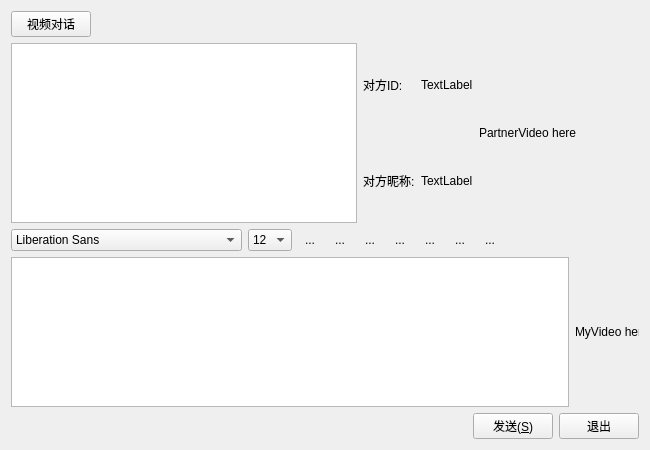
First picture: the form in Client/widget_p2p.ui, repository Psychim/Group5Pro, before the edit.
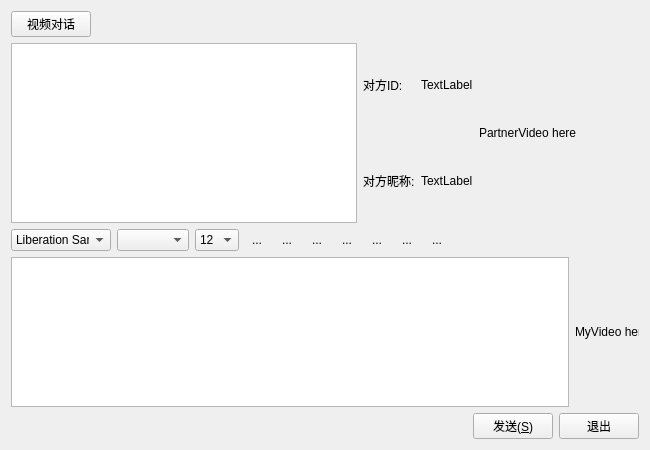
Second picture: the form after the edit. Icons and pictures are not drawn. Custom widgets are drawn as their Qt base class.

Diff of the .ui file:
```diff
--- a/Client/widget_p2p.ui
+++ b/Client/widget_p2p.ui
@@ -209,11 +209,33 @@
          <verstretch>0</verstretch>
         </sizepolicy>
        </property>
+       <property name="minimumSize">
+        <size>
+         <width>0</width>
+         <height>0</height>
+        </size>
+       </property>
+       <property name="maximumSize">
+        <size>
+         <width>100</width>
+         <height>16777215</height>
+        </size>
+       </property>
        <property name="editable">
         <bool>false</bool>
        </property>
       </widget>
      </item>
+     <item>
+      <widget class="QComboBox" name="KaomojiBox">
+       <property name="sizePolicy">
+        <sizepolicy hsizetype="Fixed" vsizetype="Fixed">
+         <horstretch>0</horstretch>
+         <verstretch>0</verstretch>
+        </sizepolicy>
+       </property>
+      </widget>
+     </item>
      <item>
       <widget class="QComboBox" name="sizeComboBox">
        <property name="sizePolicy">
```
Left out of the diff: 8 changed lines with no effect on the pictures.
